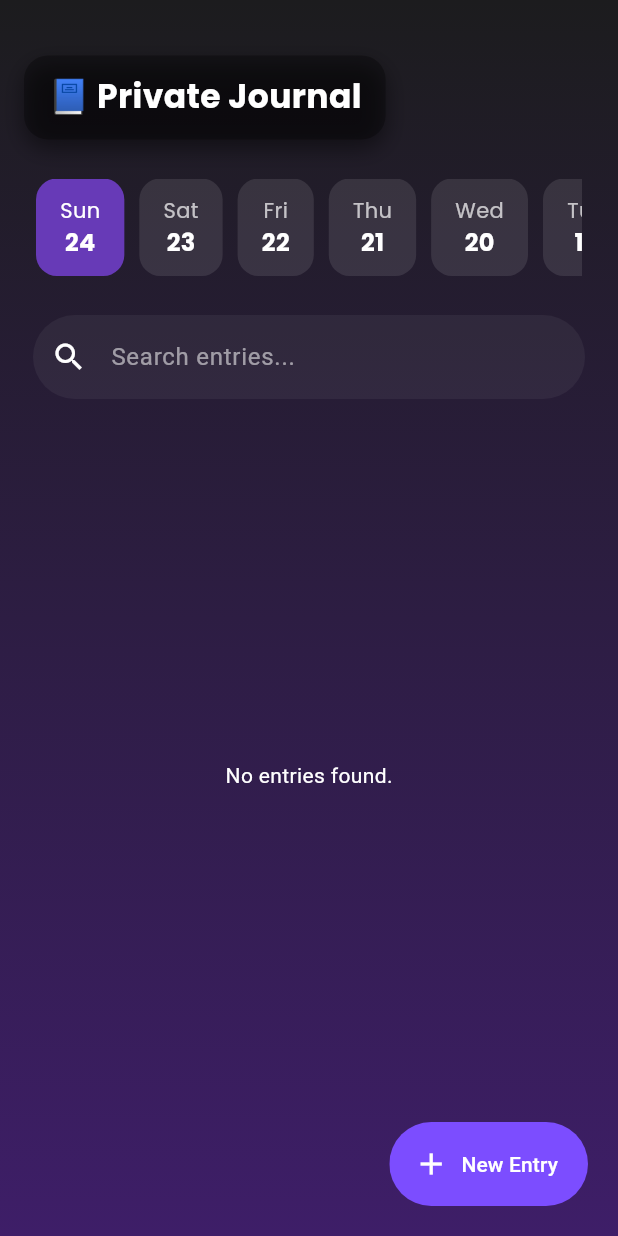
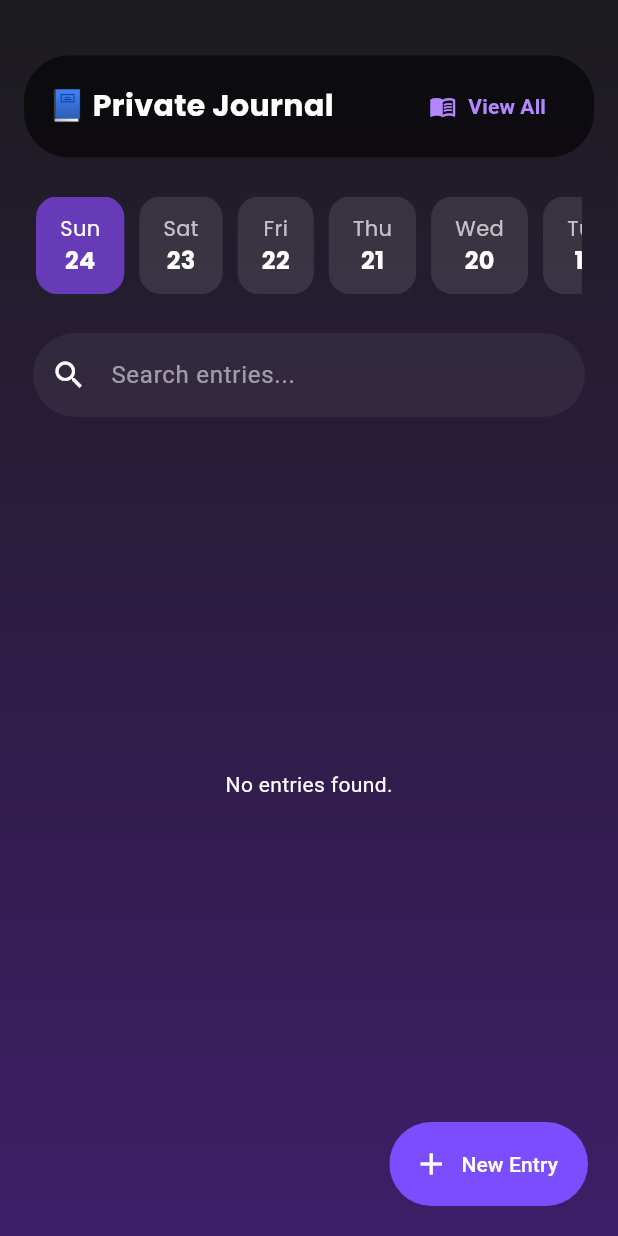
Before and after one commit to Devansh176/SafeHer, a Flutter app: the FamilyTrackerPage screen opened directly, on a phone screen of 412 x 824 dp. Run offline on Flutter 3.47's test engine with Material 3 defaults, Android fonts, the phone set to English and light mode, and no system bars; our stand-ins replace animated_text_kit, audioplayers, bloc, cloud_firestore, dio, equatable and 12 more; missing offline and left inert: flutter_phone_direct_caller, telephony, volume_controller; accounts and stored records are empty; network calls fail.

Commit message:
Updated Family tracker UI

```diff
--- a/lib/FamilyTracker/FamilyTrackerPage.dart
+++ b/lib/FamilyTracker/FamilyTrackerPage.dart
@@ -4,6 +4,7 @@ import 'package:google_fonts/google_fonts.dart';
 import 'package:intl/intl.dart';
 import 'package:cloud_firestore/cloud_firestore.dart';
 import 'package:firebase_auth/firebase_auth.dart';
+import 'AllJournalsPage.dart';
 import 'JournalDetailPage.dart';
 import 'add_entry_page.dart';
 
@@ -73,7 +74,7 @@ class _FamilyTrackerPageState extends State<FamilyTrackerPage>
                       crossAxisAlignment: CrossAxisAlignment.start,
                       children: [
                         const SizedBox(height: 25),
-                        _sectionTitle("\ud83d\udcd8 Private Journal"),
+                        _sectionTitleWithLink("📘 Private Journal"),
                         const SizedBox(height: 18),
                         _calendarTimeline(),
                         const SizedBox(height: 12),
@@ -170,6 +171,7 @@ class _FamilyTrackerPageState extends State<FamilyTrackerPage>
     );
   }
 
+
   Widget _calendarTimeline() {
     final now = DateTime.now();
     final days = List.generate(10, (i) => now.subtract(Duration(days: i)));
@@ -250,6 +252,48 @@ class _FamilyTrackerPageState extends State<FamilyTrackerPage>
       ),
     );
   }
+
+  Widget _sectionTitleWithLink(String title) {
+    return Container(
+      width: double.infinity,
+      padding: const EdgeInsets.symmetric(horizontal: 16, vertical: 10),
+      decoration: BoxDecoration(
+        color: Colors.black.withOpacity(0.6),
+        borderRadius: BorderRadius.circular(30),
+      ),
+      child: Row(
+        mainAxisAlignment: MainAxisAlignment.spaceBetween,
+        children: [
+          Text(
+            title,
+            style: GoogleFonts.poppins(
+              fontSize: 20,
+              fontWeight: FontWeight.bold,
+              color: Colors.white,
+            ),
+          ),
+          TextButton.icon(
+            style: TextButton.styleFrom(
+              foregroundColor: Colors.deepPurpleAccent.shade100,
+            ),
+            onPressed: () {
+              Navigator.push(
+                context,
+                MaterialPageRoute(builder: (_) => const AllJournalsPage()),
+              );
+            },
+            icon: const Icon(Icons.menu_book, size: 18),
+            label: const Text(
+              "View All",
+              style: TextStyle(fontWeight: FontWeight.w600),
+            ),
+          ),
+        ],
+      ),
+    );
+  }
+
+
 
   Widget _entryList() {
     return StreamBuilder<QuerySnapshot>(
--- a/lib/FamilyTracker/add_entry_page.dart
+++ b/lib/FamilyTracker/add_entry_page.dart
@@ -66,6 +66,11 @@ class _AddEntryPageState extends State<AddEntryPage> {
     return Scaffold(
       extendBodyBehindAppBar: true,
       appBar: AppBar(
+        leading: IconButton(
+          onPressed: () => Navigator.pop(context),
+          icon: Icon(Icons.arrow_back_ios_new),
+          color: Colors.white,
+        ),
         backgroundColor: Colors.transparent,
         elevation: 0,
         title: Text(
```
Also changed, not shown: lib/FamilyTracker/AllJournalsPage.dart (added, +147 -0 lines).
